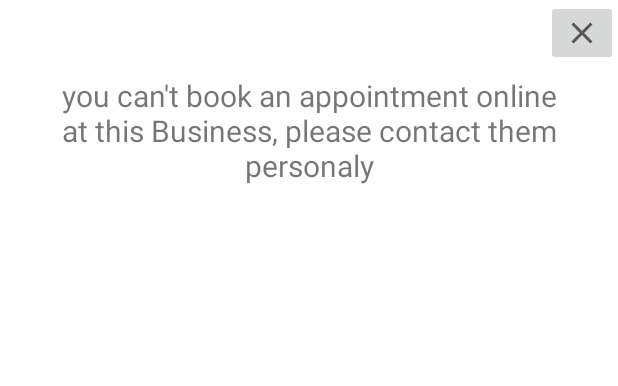
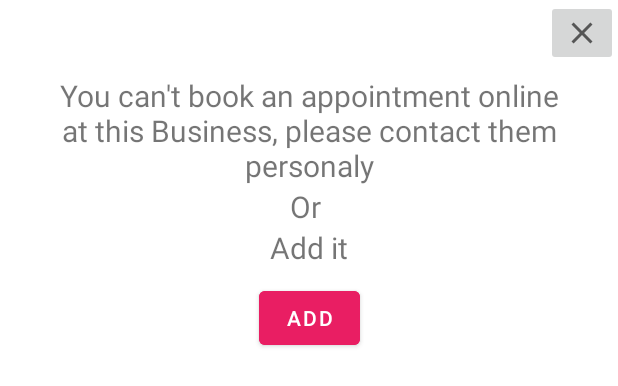
Before and after one commit to DimaAbbas/FinalProject-UniHaifa, an Android app: the layout dialog_contact_business.xml on its own in the app's theme, with its tools: preview values and no code run, on a phone screen of 412 x 824 dp. Shown: the top 386 px of the screen. Run offline under Robolectric (Android 15) with nearby library versions, the phone set to English and light mode, and no system bars.

Commit message:
Deleting old data from the firebase + add the option for the customer to send customer request for business owners

```diff
--- a/app/src/main/res/layout/dialog_contact_business.xml
+++ b/app/src/main/res/layout/dialog_contact_business.xml
@@ -10,7 +10,7 @@
         android:layout_width="350dp"
         android:layout_height="wrap_content"
         android:layout_marginTop="50dp"
-        android:text="you can't book an appointment online at this Business, please contact them personaly"
+        android:text="You can't book an appointment online at this Business, please contact them personaly"
         android:textAlignment="center"
         android:textSize="20sp"
         app:layout_constraintEnd_toEndOf="parent"
@@ -24,4 +24,43 @@
         app:layout_constraintEnd_toEndOf="parent"
         app:layout_constraintTop_toTopOf="parent"
         app:srcCompat="@drawable/ic_baseline_close_24" />
+
+    <TextView
+        android:id="@+id/textView24"
+        android:layout_width="350dp"
+        android:layout_height="wrap_content"
+        android:layout_marginStart="31dp"
+        android:layout_marginEnd="31dp"
+        android:text="Or "
+        android:textAlignment="center"
+        android:textSize="20sp"
+        app:layout_constraintEnd_toEndOf="parent"
+        app:layout_constraintStart_toStartOf="parent"
+        app:layout_constraintTop_toBottomOf="@+id/textView23" />
+
+    <TextView
+        android:id="@+id/textView25"
+        android:layout_width="350dp"
+        android:layout_height="wrap_content"
+        android:layout_marginStart="31dp"
+        android:layout_marginEnd="31dp"
+        android:text="Add it"
+        android:textAlignment="center"
+        android:textSize="20sp"
+        app:layout_constraintEnd_toEndOf="parent"
+        app:layout_constraintStart_toStartOf="parent"
+        app:layout_constraintTop_toBottomOf="@+id/textView24" />
+
+    <Button
+        android:id="@+id/add"
+        android:layout_width="67dp"
+        android:layout_height="48dp"
+        android:layout_marginStart="172dp"
+        android:layout_marginTop="9dp"
+        android:layout_marginEnd="172dp"
+        android:backgroundTint="@color/buttons"
+        android:text="Add"
+        app:layout_constraintEnd_toEndOf="parent"
+        app:layout_constraintStart_toStartOf="parent"
+        app:layout_constraintTop_toBottomOf="@+id/textView25" />
 </androidx.constraintlayout.widget.ConstraintLayout>
```
Also changed, not shown: app/src/main/java/com/example/finalproject_unihaifa/Booking.java (+13 -4 lines), app/src/main/java/com/example/finalproject_unihaifa/CustomerHomePage.java (+14 -1 lines), app/src/main/java/com/example/finalproject_unihaifa/SearchResult.java (+3 -10 lines), app/src/main/java/com/example/finalproject_unihaifa/SearchResultListAdapter.java (+31 -1 lines).
